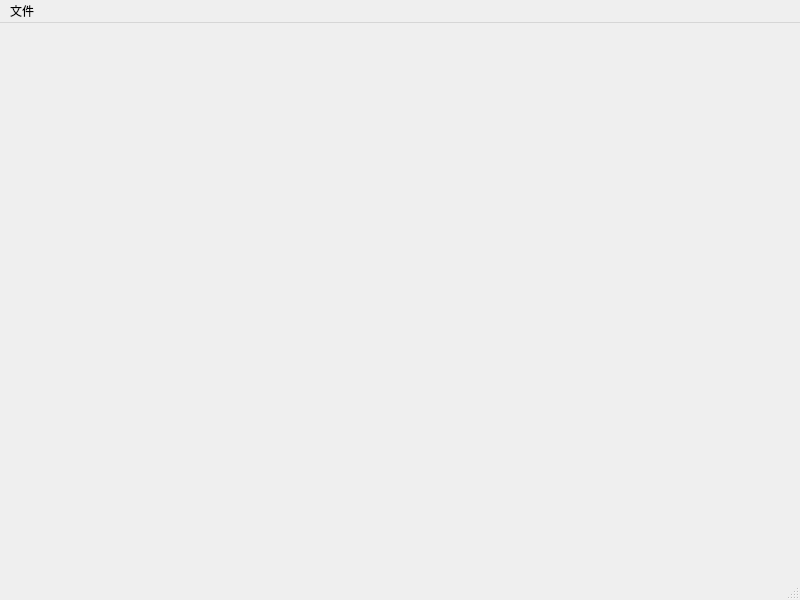
Qt form ui/view/main.ui (LunziQwQ/Phishing-email-filter) before a commit.
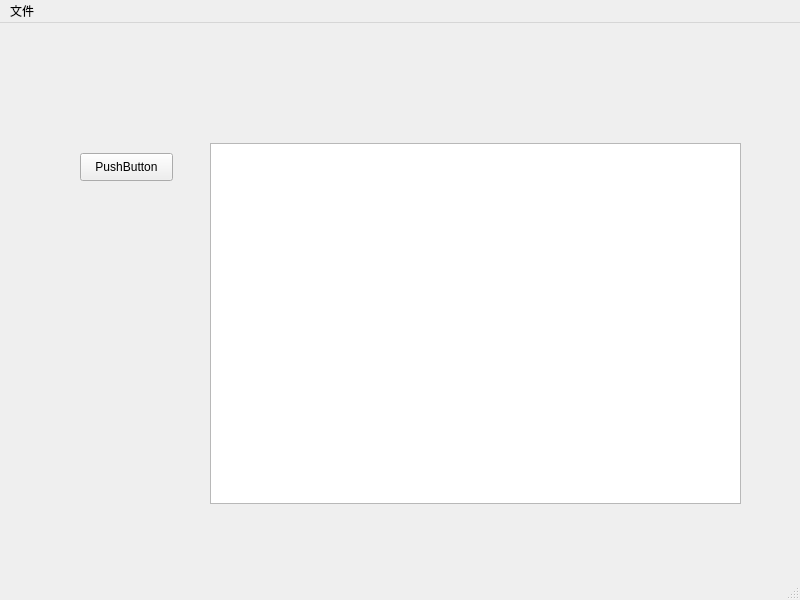
The same form after that commit.

The edit to the form file:
```diff
--- a/ui/view/main.ui
+++ b/ui/view/main.ui
@@ -17,7 +17,44 @@
   <property name="unifiedTitleAndToolBarOnMac">
    <bool>false</bool>
   </property>
-  <widget class="QWidget" name="centralwidget"/>
+  <widget class="QWidget" name="centralwidget">
+   <widget class="QPushButton" name="pushButton">
+    <property name="geometry">
+     <rect>
+      <x>80</x>
+      <y>130</y>
+      <width>93</width>
+      <height>28</height>
+     </rect>
+    </property>
+    <property name="text">
+     <string>PushButton</string>
+    </property>
+   </widget>
+   <widget class="QLabel" name="label">
+    <property name="geometry">
+     <rect>
+      <x>390</x>
+      <y>160</y>
+      <width>72</width>
+      <height>15</height>
+     </rect>
+    </property>
+    <property name="text">
+     <string>TextLabel</string>
+    </property>
+   </widget>
+   <widget class="QTextEdit" name="textEdit">
+    <property name="geometry">
+     <rect>
+      <x>210</x>
+      <y>120</y>
+      <width>531</width>
+      <height>361</height>
+     </rect>
+    </property>
+   </widget>
+  </widget>
   <widget class="QMenuBar" name="menubar">
    <property name="geometry">
     <rect>
```
Left out of the diff: 6 changed lines with no effect on the pictures.
